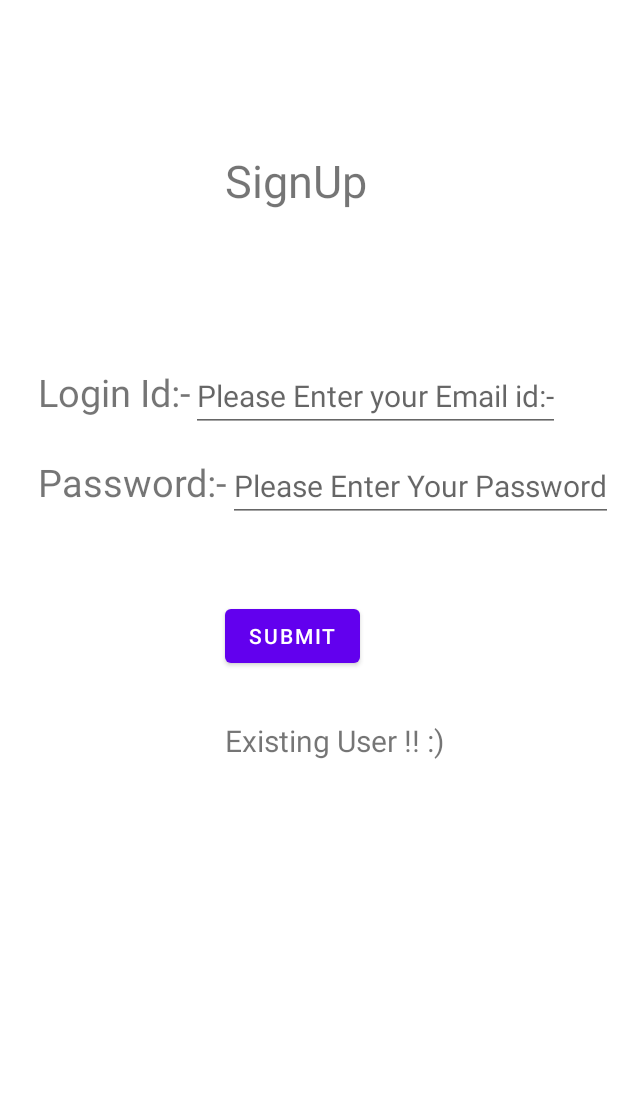
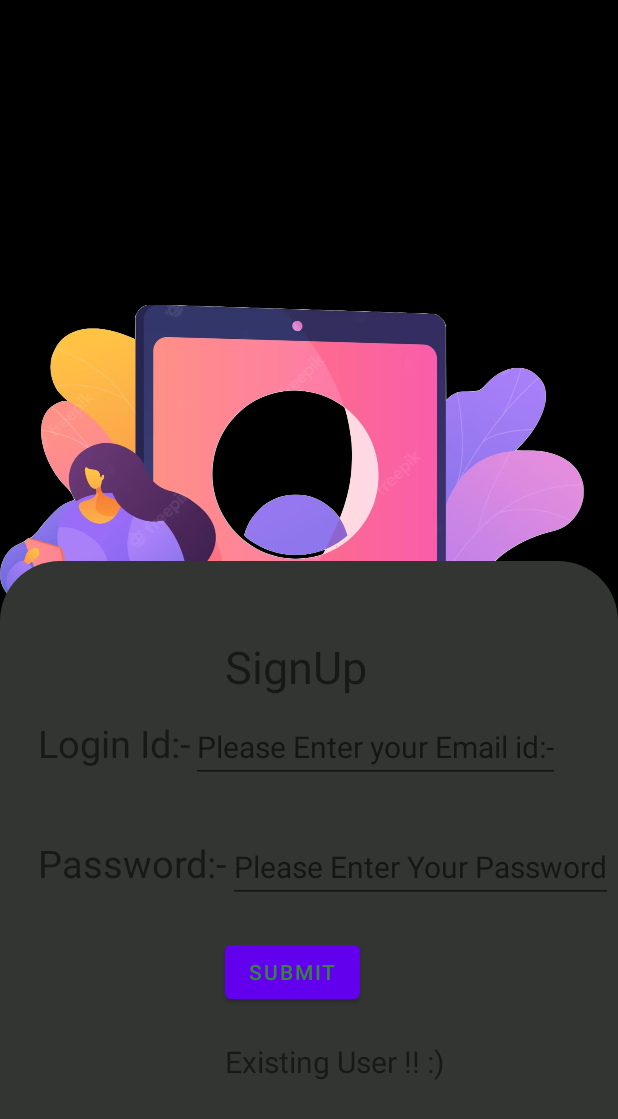
Before and after one commit to daksh80/quize, an Android app: the fragment SignUp placed in its activity, on a phone screen of 412 x 824 dp. Shown: the top 1119 px of the screen. Run offline under Robolectric (Android 15) with nearby library versions, the phone set to English and light mode, and no system bars; our stand-ins replace Firebase (no records; nobody signed in at launch, a user with empty details on screens opened directly), navigation-ui; 3 statements that could not run were skipped.

Commit message:
Updated Logo and design

```diff
--- a/app/build.gradle
+++ b/app/build.gradle
@@ -91,4 +91,8 @@ dependencies {
 
         implementation 'com.github.bumptech.glide:glide:4.11.0'
 
+    implementation 'com.google.android.material:material:1.8.0'
+    implementation 'com.makeramen:roundedimageview:2.3.0'
+
+
 }
--- a/app/src/main/res/drawable/roundpage.xml
+++ b/app/src/main/res/drawable/roundpage.xml
@@ -1,4 +1,6 @@
 <?xml version="1.0" encoding="utf-8"?>
-<selector xmlns:android="http://schemas.android.com/apk/res/android">
+<shape xmlns:android="http://schemas.android.com/apk/res/android">
+    <solid android:color="@color/white"></solid>
+    <corners android:topLeftRadius="40dp" android:topRightRadius="40dp"></corners>
 
-</selector>
+</shape>
--- a/app/src/main/res/layout/activity_main.xml
+++ b/app/src/main/res/layout/activity_main.xml
@@ -5,6 +5,7 @@
     android:layout_width="match_parent"
     android:layout_height="match_parent"
     android:id="@+id/drawerLayout"
+    android:background="#000000"
     tools:context=".MainActivity">
 
 <androidx.constraintlayout.widget.ConstraintLayout
--- a/app/src/main/res/layout/sign_up.xml
+++ b/app/src/main/res/layout/sign_up.xml
@@ -1,14 +1,32 @@
 <?xml version="1.0" encoding="utf-8"?>
-<FrameLayout xmlns:android="http://schemas.android.com/apk/res/android"
+<androidx.coordinatorlayout.widget.CoordinatorLayout
+    xmlns:android="http://schemas.android.com/apk/res/android"
     xmlns:tools="http://schemas.android.com/tools"
+    xmlns:app="http://schemas.android.com/apk/res-auto"
     android:layout_width="match_parent"
     android:layout_height="match_parent"
     tools:context=".SignUp">
 
+    <ImageView
+        android:id="@+id/imageView2"
+        android:layout_width="match_parent"
+        android:layout_height="match_parent"
+        android:src="@drawable/signup"
+        android:scaleType="fitCenter"
+        app:layout_anchor="@+id/imageView2"
+        app:layout_anchorGravity="center" />
+
+    <FrameLayout
+        android:layout_width="match_parent"
+        android:id="@+id/sheet"
+        android:layout_height="450dp"
+        app:layout_behavior="com.google.android.material.bottomsheet.BottomSheetBehavior"
+        android:background="@drawable/roundpage">
+
     <TextView
         android:layout_width="wrap_content"
         android:layout_height="wrap_content"
-        android:layout_marginTop="100dp"
+        android:layout_marginTop="50dp"
         android:layout_marginLeft="150dp"
         android:text="@string/Signup"
         android:textSize="30dp"/>
@@ -22,7 +40,7 @@
             android:layout_width="wrap_content"
             android:layout_height="wrap_content"
             android:layout_marginLeft="25dp"
-            android:layout_marginTop="240dp"
+            android:layout_marginTop="100dp"
             android:text="@string/Login_id"
             android:textSize="25dp" />
 
@@ -31,7 +49,7 @@
             android:layout_height="wrap_content"
             android:id="@+id/EditSignup"
             android:textSize="20dp"
-            android:layout_marginTop="240dp"
+            android:layout_marginTop="100dp"
             android:hint="@string/login_details"/>
 
     </LinearLayout>
@@ -45,7 +63,7 @@
             android:layout_width="wrap_content"
             android:layout_height="wrap_content"
             android:layout_marginLeft="25dp"
-            android:layout_marginTop="300dp"
+            android:layout_marginTop="180dp"
             android:text="@string/password"
             android:textSize="25dp" />
 
@@ -54,7 +72,7 @@
             android:layout_height="wrap_content"
             android:id="@+id/EditpasswordSignup"
             android:textSize="20dp"
-            android:layout_marginTop="300dp"
+            android:layout_marginTop="180dp"
             android:hint="@string/password_details"/>
 
     </LinearLayout>
@@ -62,7 +80,7 @@
     <Button
         android:layout_width="wrap_content"
         android:layout_height="wrap_content"
-        android:layout_marginTop="400dp"
+        android:layout_marginTop="250dp"
         android:layout_marginLeft="150dp"
         android:text="@string/Submit"
         android:id="@+id/signupbtn"/>
@@ -70,7 +88,7 @@
     <TextView
         android:layout_width="wrap_content"
         android:layout_height="wrap_content"
-        android:layout_marginTop="480dp"
+        android:layout_marginTop="320dp"
         android:text="@string/logintxt"
         android:id="@+id/logintxt"
         android:layout_marginLeft="150dp"
@@ -78,3 +96,4 @@
 
 
 </FrameLayout>
+    </androidx.coordinatorlayout.widget.CoordinatorLayout>
--- a/app/src/main/res/values/colors.xml
+++ b/app/src/main/res/values/colors.xml
@@ -6,5 +6,5 @@
     <color name="teal_200">#FF03DAC5</color>
     <color name="teal_700">#FF018786</color>
     <color name="black">#FF000000</color>
-    <color name="white">#FFFFFFFF</color>
+    <color name="white">#323532</color>
 </resources>
--- a/app/src/main/res/values/themes.xml
+++ b/app/src/main/res/values/themes.xml
@@ -4,7 +4,7 @@
         <!-- Primary brand color. -->
         <item name="colorPrimary">@color/purple_500</item>
         <item name="colorPrimaryVariant">@color/purple_700</item>
-        <item name="colorOnPrimary">@color/white</item>
+        <item name="colorOnPrimary">#358839</item>
         <!-- Secondary brand color. -->
         <item name="colorSecondary">@color/teal_200</item>
         <item name="colorSecondaryVariant">@color/teal_700</item>
```
Also changed, not shown: app/src/main/java/com/example/quiz_json/Login.kt (+7 -0 lines), app/src/main/res/layout/login.xml (+33 -14 lines), app/src/main/res/drawable/loginlogo.png (added), app/src/main/res/drawable/signup.png (added).
